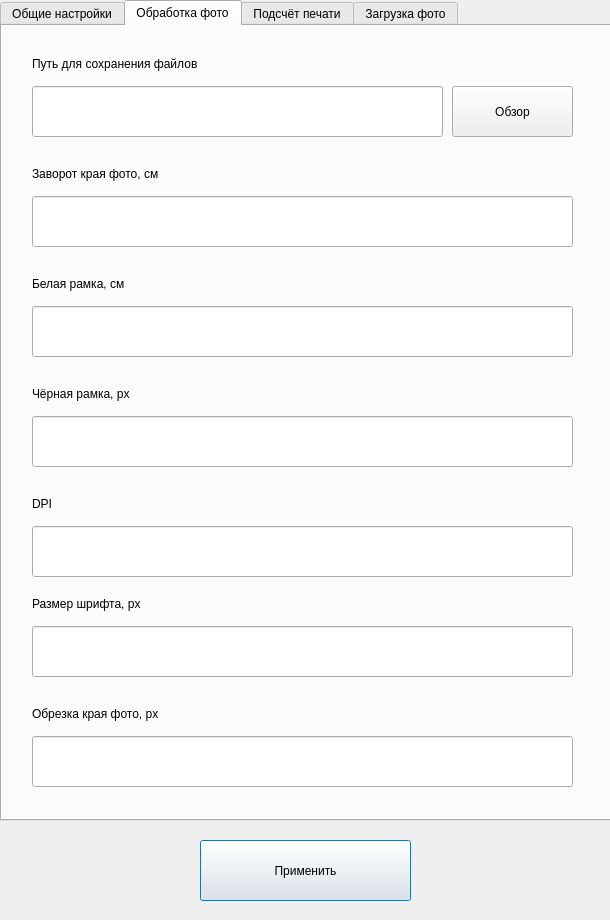
The window that cropper/ui/settings.ui (andrey-david/Sendy) describes before a commit, drawn with Qt 5.
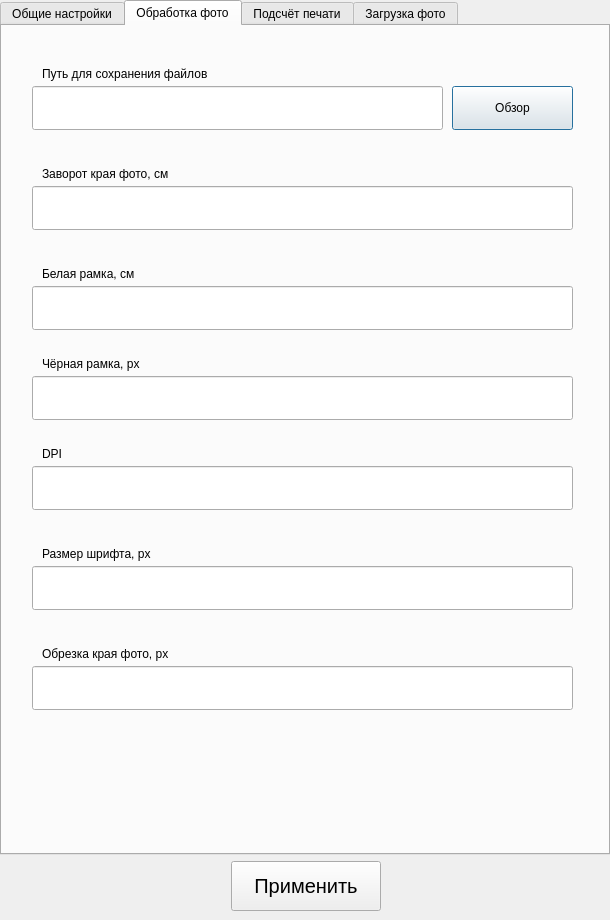
The same window after the commit. The open tabs and pages were chosen to show the change.

Patch:
```diff
--- a/cropper/ui/settings.ui
+++ b/cropper/ui/settings.ui
@@ -25,34 +25,33 @@
   <property name="windowTitle">
    <string>Sendy Cropper - Settings</string>
   </property>
-  <widget class="QPushButton" name="pushButton_settings_apply">
-   <property name="geometry">
-    <rect>
-     <x>200</x>
-     <y>840</y>
-     <width>211</width>
-     <height>61</height>
-    </rect>
-   </property>
-   <property name="text">
-    <string>Применить</string>
-   </property>
-  </widget>
-  <widget class="QTabWidget" name="tabWidget">
+  <widget class="QWidget" name="verticalLayoutWidget">
    <property name="geometry">
     <rect>
      <x>0</x>
      <y>0</y>
-     <width>611</width>
-     <height>821</height>
+     <width>612</width>
+     <height>911</height>
     </rect>
    </property>
+   <layout class="QVBoxLayout" name="verticalLayout">
+    <item>
+     <widget class="QTabWidget" name="tabWidget">
    <property name="sizePolicy">
     <sizepolicy hsizetype="Maximum" vsizetype="Expanding">
      <horstretch>0</horstretch>
      <verstretch>0</verstretch>
     </sizepolicy>
    </property>
+      <property name="minimumSize">
+       <size>
+        <width>610</width>
+        <height>0</height>
+       </size>
+      </property>
+      <property name="styleSheet">
+       <string notr="true"/>
+      </property>
    <property name="tabPosition">
     <enum>QTabWidget::North</enum>
    </property>
@@ -85,11 +84,17 @@
      <property name="geometry">
       <rect>
        <x>30</x>
-       <y>60</y>
+          <y>70</y>
        <width>541</width>
-       <height>51</height>
-      </rect>
-     </property>
+          <height>44</height>
+         </rect>
+        </property>
+        <property name="maximumSize">
+         <size>
+          <width>16777215</width>
+          <height>44</height>
+         </size>
+        </property>
      <item>
       <property name="text">
        <string>Светлая тема</string>
@@ -104,8 +109,8 @@
     <widget class="QLabel" name="label_10">
      <property name="geometry">
       <rect>
-       <x>30</x>
-       <y>30</y>
+          <x>40</x>
+          <y>40</y>
        <width>361</width>
        <height>16</height>
       </rect>
@@ -114,75 +119,11 @@
       <string>Цветовая схема приложения</string>
      </property>
     </widget>
-    <widget class="QLabel" name="label_14">
-     <property name="geometry">
-      <rect>
-       <x>30</x>
-       <y>140</y>
-       <width>361</width>
-       <height>16</height>
-      </rect>
-     </property>
-     <property name="text">
-      <string>Управление логами</string>
-     </property>
-    </widget>
-    <widget class="QWidget" name="horizontalLayoutWidget">
-     <property name="geometry">
-      <rect>
-       <x>27</x>
-       <y>170</y>
-       <width>541</width>
-       <height>61</height>
-      </rect>
-     </property>
-     <layout class="QHBoxLayout" name="horizontalLayout">
-      <item>
-       <widget class="QPushButton" name="pushButton_open_logs">
-        <property name="minimumSize">
-         <size>
-          <width>0</width>
-          <height>51</height>
-         </size>
-        </property>
-        <property name="text">
-         <string>Открыть</string>
-        </property>
-       </widget>
-      </item>
-      <item>
-       <widget class="QPushButton" name="pushButton_send_logs">
-        <property name="minimumSize">
-         <size>
-          <width>0</width>
-          <height>51</height>
-         </size>
-        </property>
-        <property name="text">
-         <string>Отправить</string>
-        </property>
-       </widget>
-      </item>
-      <item>
-       <widget class="QPushButton" name="pushButton_clear_logs">
-        <property name="minimumSize">
-         <size>
-          <width>0</width>
-          <height>51</height>
-         </size>
-        </property>
-        <property name="text">
-         <string>Очистить</string>
-        </property>
-       </widget>
-      </item>
-     </layout>
-    </widget>
     <widget class="QCheckBox" name="checkBox">
      <property name="geometry">
       <rect>
        <x>30</x>
-       <y>280</y>
+          <y>150</y>
        <width>541</width>
        <height>51</height>
       </rect>
@@ -194,14 +135,14 @@
     }</string>
      </property>
      <property name="text">
-      <string>Выключен</string>
+         <string>Запускать Sendy вместе с системой</string>
      </property>
     </widget>
     <widget class="QLabel" name="label_15">
      <property name="geometry">
       <rect>
-       <x>30</x>
-       <y>260</y>
+          <x>40</x>
+          <y>140</y>
        <width>361</width>
        <height>16</height>
       </rect>
@@ -219,17 +160,23 @@
      <property name="geometry">
       <rect>
        <x>30</x>
-       <y>710</y>
+          <y>640</y>
        <width>541</width>
-       <height>51</height>
-      </rect>
-     </property>
+          <height>44</height>
+         </rect>
+        </property>
+        <property name="maximumSize">
+         <size>
+          <width>16777215</width>
+          <height>44</height>
+         </size>
+        </property>
     </widget>
     <widget class="QLabel" name="label_7">
      <property name="geometry">
       <rect>
-       <x>30</x>
-       <y>680</y>
+          <x>40</x>
+          <y>620</y>
        <width>361</width>
        <height>16</height>
       </rect>
@@ -242,17 +189,23 @@
      <property name="geometry">
       <rect>
        <x>30</x>
-       <y>280</y>
+          <y>260</y>
        <width>541</width>
-       <height>51</height>
-      </rect>
-     </property>
+          <height>44</height>
+         </rect>
+        </property>
+        <property name="maximumSize">
+         <size>
+          <width>16777215</width>
+          <height>44</height>
+         </size>
+        </property>
     </widget>
     <widget class="QLabel" name="label_6">
      <property name="geometry">
       <rect>
-       <x>30</x>
-       <y>570</y>
+          <x>40</x>
+          <y>520</y>
        <width>361</width>
        <height>16</height>
       </rect>
@@ -264,8 +217,8 @@
     <widget class="QLabel" name="label_3">
      <property name="geometry">
       <rect>
-       <x>30</x>
-       <y>250</y>
+          <x>40</x>
+          <y>240</y>
        <width>361</width>
        <height>16</height>
       </rect>
@@ -278,17 +231,23 @@
      <property name="geometry">
       <rect>
        <x>30</x>
-       <y>390</y>
+          <y>350</y>
        <width>541</width>
-       <height>51</height>
-      </rect>
-     </property>
+          <height>44</height>
+         </rect>
+        </property>
+        <property name="maximumSize">
+         <size>
+          <width>16777215</width>
+          <height>44</height>
+         </size>
+        </property>
     </widget>
     <widget class="QLabel" name="label_4">
      <property name="geometry">
       <rect>
-       <x>30</x>
-       <y>360</y>
+          <x>40</x>
+          <y>330</y>
        <width>361</width>
        <height>16</height>
       </rect>
@@ -300,8 +259,8 @@
     <widget class="QLabel" name="label_5">
      <property name="geometry">
       <rect>
-       <x>30</x>
-       <y>470</y>
+          <x>40</x>
+          <y>420</y>
        <width>361</width>
        <height>16</height>
       </rect>
@@ -314,16 +273,22 @@
      <property name="geometry">
       <rect>
        <x>30</x>
-       <y>500</y>
+          <y>440</y>
        <width>541</width>
-       <height>51</height>
-      </rect>
-     </property>
+          <height>44</height>
+         </rect>
+        </property>
+        <property name="maximumSize">
+         <size>
+          <width>16777215</width>
+          <height>44</height>
+         </size>
+        </property>
     </widget>
     <widget class="QLabel" name="label_2">
      <property name="geometry">
       <rect>
-       <x>30</x>
+          <x>40</x>
        <y>140</y>
        <width>361</width>
        <height>16</height>
@@ -337,11 +302,17 @@
      <property name="geometry">
       <rect>
        <x>30</x>
-       <y>170</y>
+          <y>160</y>
        <width>541</width>
-       <height>51</height>
-      </rect>
-     </property>
+          <height>44</height>
+         </rect>
+        </property>
+        <property name="maximumSize">
+         <size>
+          <width>16777215</width>
+          <height>44</height>
+         </size>
+        </property>
      <property name="text">
       <string/>
      </property>
@@ -350,17 +321,23 @@
      <property name="geometry">
       <rect>
        <x>30</x>
-       <y>600</y>
+          <y>540</y>
        <width>541</width>
-       <height>51</height>
-      </rect>
-     </property>
+          <height>44</height>
+         </rect>
+        </property>
+        <property name="maximumSize">
+         <size>
+          <width>16777215</width>
+          <height>44</height>
+         </size>
+        </property>
     </widget>
     <widget class="QLabel" name="label">
      <property name="geometry">
       <rect>
-       <x>30</x>
-       <y>30</y>
+          <x>40</x>
+          <y>40</y>
        <width>361</width>
        <height>16</height>
       </rect>
@@ -375,9 +352,15 @@
        <x>30</x>
        <y>60</y>
        <width>411</width>
-       <height>51</height>
-      </rect>
-     </property>
+          <height>44</height>
+         </rect>
+        </property>
+        <property name="maximumSize">
+         <size>
+          <width>16777215</width>
+          <height>44</height>
+         </size>
+        </property>
      <property name="text">
       <string/>
      </property>
@@ -391,9 +374,18 @@
        <x>450</x>
        <y>60</y>
        <width>121</width>
-       <height>51</height>
-      </rect>
-     </property>
+          <height>44</height>
+         </rect>
+        </property>
+        <property name="maximumSize">
+         <size>
+          <width>16777215</width>
+          <height>44</height>
+         </size>
+        </property>
+        <property name="cursor">
+         <cursorShape>PointingHandCursor</cursorShape>
+        </property>
      <property name="text">
       <string>Обзор</string>
      </property>
@@ -409,9 +401,12 @@
        <x>450</x>
        <y>60</y>
        <width>121</width>
-       <height>51</height>
-      </rect>
-     </property>
+          <height>44</height>
+         </rect>
+        </property>
+        <property name="cursor">
+         <cursorShape>PointingHandCursor</cursorShape>
+        </property>
      <property name="text">
       <string>Обзор</string>
      </property>
@@ -419,8 +414,8 @@
     <widget class="QLabel" name="label_11">
      <property name="geometry">
       <rect>
-       <x>30</x>
-       <y>30</y>
+          <x>40</x>
+          <y>40</y>
        <width>361</width>
        <height>16</height>
       </rect>
@@ -435,7 +430,7 @@
        <x>30</x>
        <y>60</y>
        <width>411</width>
-       <height>51</height>
+          <height>44</height>
       </rect>
      </property>
      <property name="text">
@@ -449,16 +444,13 @@
      <property name="geometry">
       <rect>
        <x>30</x>
-       <y>230</y>
+          <y>210</y>
        <width>541</width>
        <height>192</height>
       </rect>
      </property>
      <property name="styleSheet">
-      <string notr="true">QListWidget:focus {
-	border: 2px solid transparent;
-    outline: none;
-    }</string>
+         <string notr="true"/>
      </property>
      <property name="selectionMode">
       <enum>QAbstractItemView::SingleSelection</enum>
@@ -467,7 +459,7 @@
     <widget class="QLabel" name="label_13">
      <property name="geometry">
       <rect>
-       <x>30</x>
+          <x>40</x>
        <y>140</y>
        <width>361</width>
        <height>16</height>
@@ -481,11 +473,14 @@
      <property name="geometry">
       <rect>
        <x>450</x>
-       <y>170</y>
+          <y>160</y>
        <width>121</width>
-       <height>51</height>
-      </rect>
-     </property>
+          <height>44</height>
+         </rect>
+        </property>
+        <property name="cursor">
+         <cursorShape>PointingHandCursor</cursorShape>
+        </property>
      <property name="text">
       <string>Добавить</string>
      </property>
@@ -494,9 +489,9 @@
      <property name="geometry">
       <rect>
        <x>30</x>
-       <y>170</y>
+          <y>160</y>
        <width>411</width>
-       <height>51</height>
+          <height>44</height>
       </rect>
      </property>
      <property name="text">
@@ -520,9 +515,18 @@
        <x>450</x>
        <y>60</y>
        <width>121</width>
-       <height>51</height>
-      </rect>
-     </property>
+          <height>44</height>
+         </rect>
+        </property>
+        <property name="maximumSize">
+         <size>
+          <width>16777215</width>
+          <height>44</height>
+         </size>
+        </property>
+        <property name="cursor">
+         <cursorShape>PointingHandCursor</cursorShape>
+        </property>
      <property name="text">
       <string>Обзор</string>
      </property>
@@ -530,8 +534,8 @@
     <widget class="QLabel" name="label_12">
      <property name="geometry">
       <rect>
-       <x>30</x>
-       <y>30</y>
+          <x>40</x>
+          <y>40</y>
        <width>361</width>
        <height>16</height>
       </rect>
@@ -546,9 +550,15 @@
        <x>30</x>
        <y>60</y>
        <width>411</width>
-       <height>51</height>
-      </rect>
-     </property>
+          <height>44</height>
+         </rect>
+        </property>
+        <property name="maximumSize">
+         <size>
+          <width>16777215</width>
+          <height>44</height>
+         </size>
+        </property>
      <property name="text">
       <string/>
      </property>
@@ -557,6 +567,44 @@
      </property>
     </widget>
    </widget>
+     </widget>
+    </item>
+    <item>
+     <layout class="QHBoxLayout" name="horizontalLayout_3">
+      <item>
+       <widget class="QPushButton" name="pushButton_settings_apply">
+        <property name="minimumSize">
+         <size>
+          <width>150</width>
+          <height>50</height>
+         </size>
+        </property>
+        <property name="maximumSize">
+         <size>
+          <width>150</width>
+          <height>50</height>
+         </size>
+        </property>
+        <property name="cursor">
+         <cursorShape>PointingHandCursor</cursorShape>
+        </property>
+        <property name="styleSheet">
+         <string notr="true">QPushButton {
+    font-size: 20px;
+}
+
+QPushButton:hover {
+	color: #0078d7
+}</string>
+        </property>
+        <property name="text">
+         <string>Применить</string>
+        </property>
+       </widget>
+      </item>
+     </layout>
+    </item>
+   </layout>
   </widget>
  </widget>
  <tabstops>
```
Left out of the diff: 2 changed lines with no effect on the pictures. Lines whose indentation alone changed are shown as unchanged.
